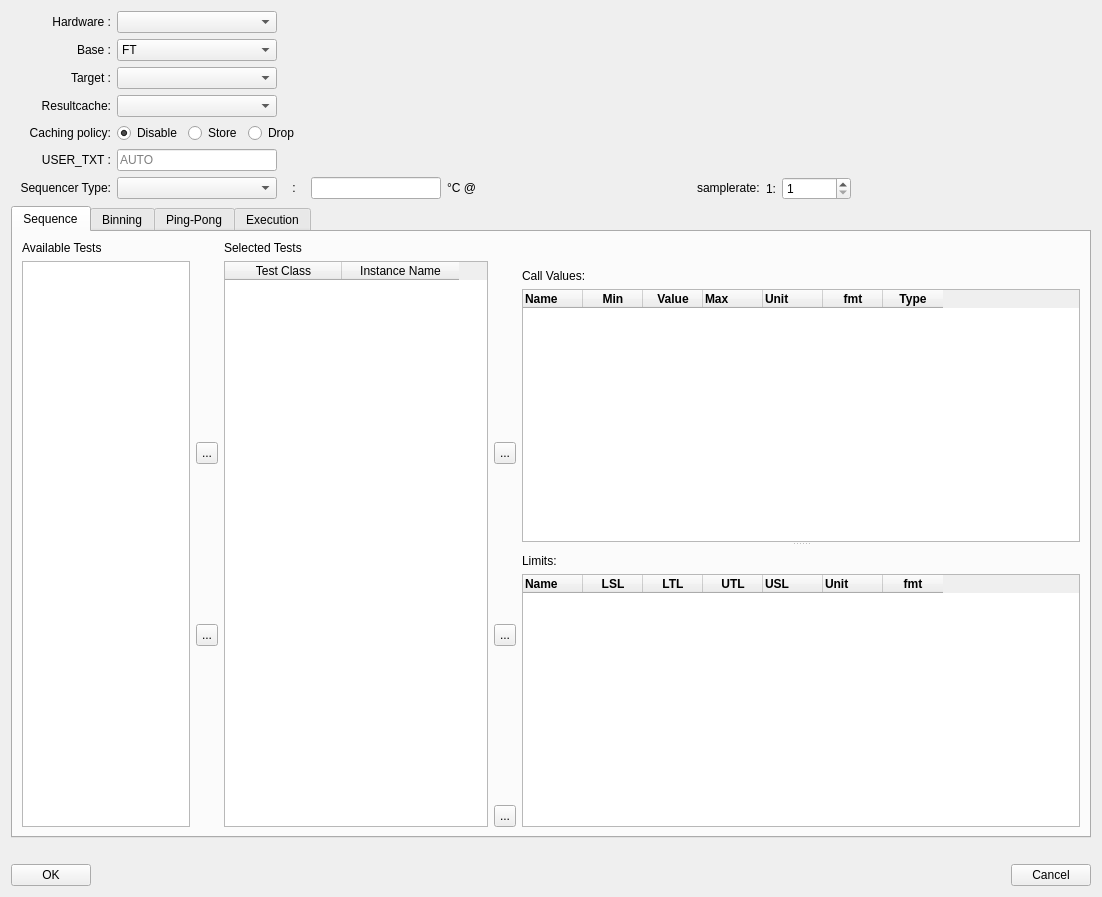
This is ATE/spyder/widgets/actions_on/program/TestProgramWizard.ui in Semi-ATE/Semi-ATE as Qt 5 draws it before an edit. The edited form follows.
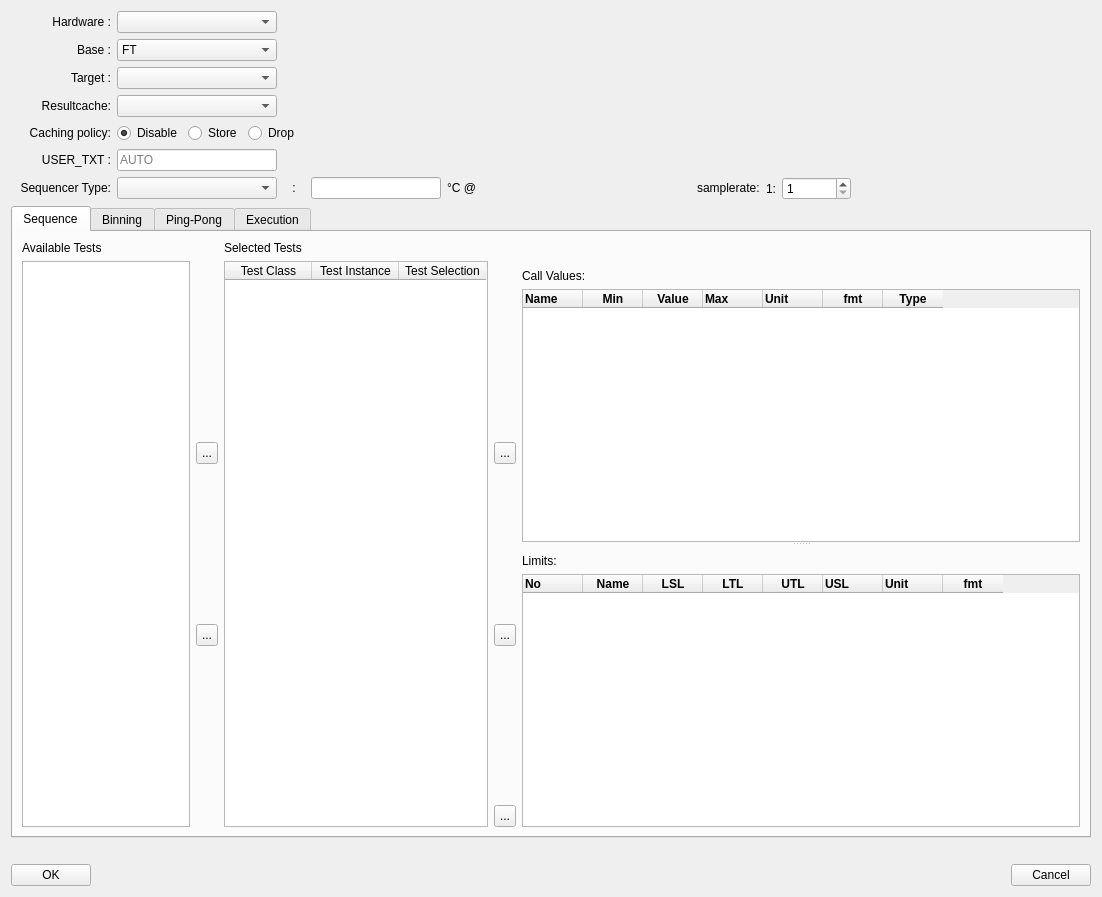
This is the edited form.

What changed in the file:
```diff
--- a/ATE/spyder/widgets/actions_on/program/TestProgramWizard.ui
+++ b/ATE/spyder/widgets/actions_on/program/TestProgramWizard.ui
@@ -1144,6 +1144,20 @@
                 <attribute name="horizontalHeaderDefaultSectionSize">
                  <number>60</number>
                 </attribute>
+                <column>
+                 <property name="text">
+                  <string>No</string>
+                 </property>
+                 <property name="font">
+                  <font>
+                   <weight>75</weight>
+                   <bold>true</bold>
+                  </font>
+                 </property>
+                 <property name="textAlignment">
+                  <set>AlignLeading|AlignVCenter</set>
+                 </property>
+                </column>
                 <column>
                  <property name="text">
                   <string>Name</string>
@@ -1154,9 +1168,6 @@
                    <bold>true</bold>
                   </font>
                  </property>
-                 <property name="textAlignment">
-                  <set>AlignLeading|AlignVCenter</set>
-                 </property>
                 </column>
                 <column>
                  <property name="text">
@@ -1280,7 +1291,7 @@
             </size>
            </property>
            <attribute name="horizontalHeaderDefaultSectionSize">
-            <number>117</number>
+            <number>87</number>
            </attribute>
            <attribute name="verticalHeaderStretchLastSection">
             <bool>false</bool>
@@ -1292,7 +1303,12 @@
            </column>
            <column>
             <property name="text">
-             <string>Instance Name</string>
+             <string>Test Instance</string>
+            </property>
+           </column>
+           <column>
+            <property name="text">
+             <string>Test Selection</string>
             </property>
            </column>
           </widget>
```
